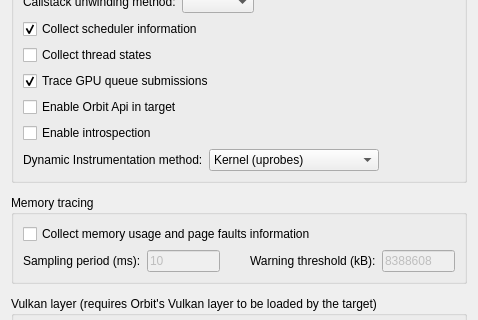
Qt form src/OrbitQt/CaptureOptionsDialog.ui (google/orbit) before a commit; both pictures show x 0 to 478 and y 104 to 424 of the 478 by 610 pixel window.
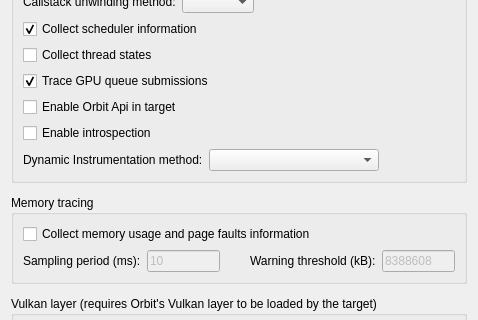
The same form after that commit.

Diff of the .ui file:
```diff
--- a/src/OrbitQt/CaptureOptionsDialog.ui
+++ b/src/OrbitQt/CaptureOptionsDialog.ui
@@ -205,16 +205,6 @@
                <height>0</height>
               </size>
              </property>
-             <item>
-              <property name="text">
-               <string>Kernel (uprobes)</string>
-              </property>
-             </item>
-             <item>
-              <property name="text">
-               <string>Orbit</string>
-              </property>
-             </item>
             </widget>
            </item>
            <item>
```
